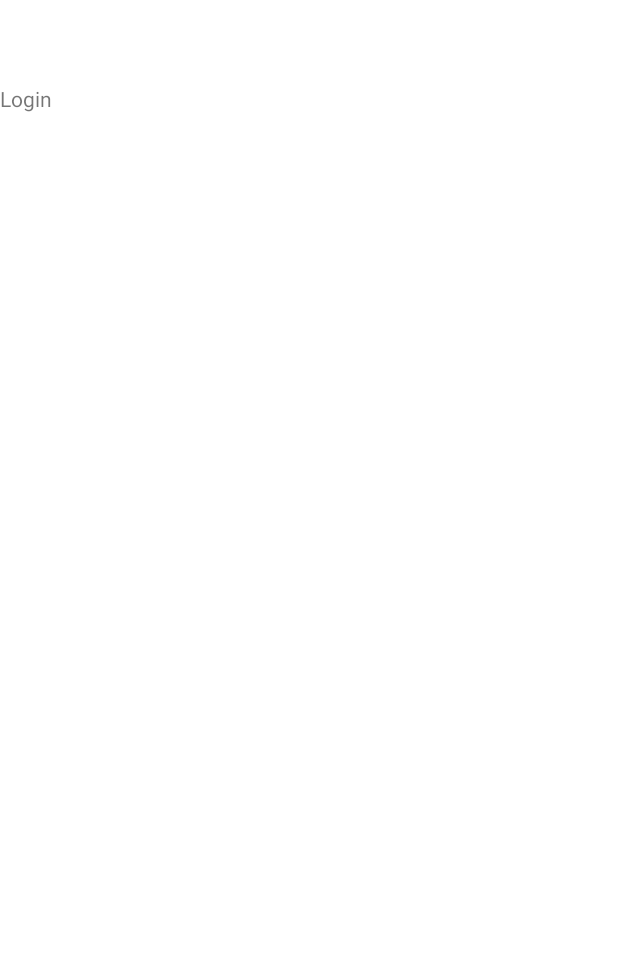
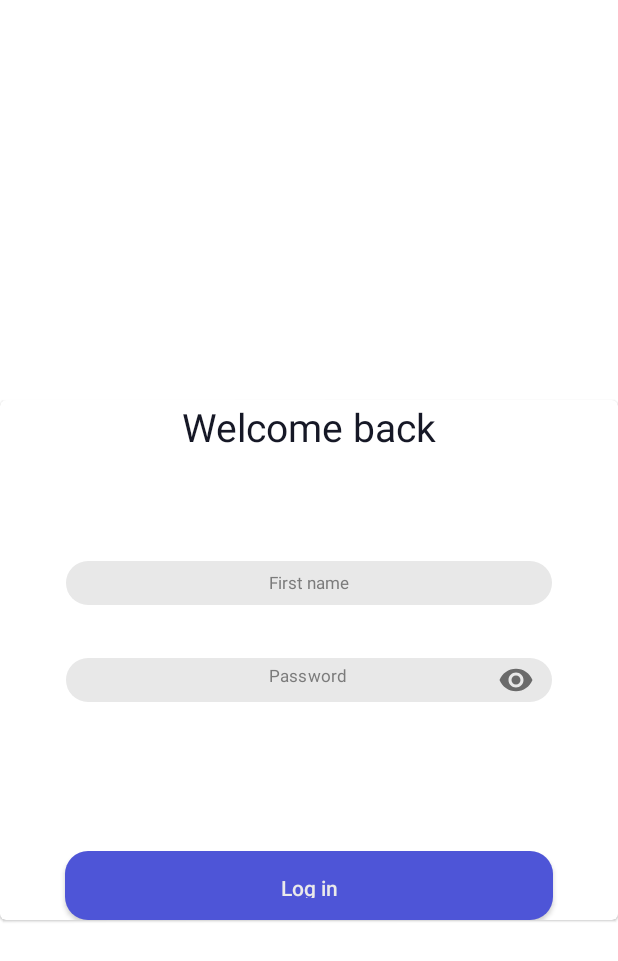
Before and after one commit to HayarovEd/ShopTest, an Android app: the LogInFragment screen opened through its navigation route, on a phone screen of 412 x 824 dp. Before the commit the part shown is almost empty. Shown: the top 961 px of the screen. Run offline under Robolectric (Android 15) with nearby library versions, the phone set to English and light mode, and no system bars; our stand-ins replace Dagger/Hilt's generated code, navigation-ui.

Commit message:
design log in fragment

```diff
--- a/domain/src/main/java/com/edurda77/domain/navigation/AppNavigation.kt
+++ b/domain/src/main/java/com/edurda77/domain/navigation/AppNavigation.kt
@@ -3,6 +3,6 @@ package com.edurda77.domain.navigation
 import androidx.navigation.NavController
 
 interface AppNavigation {
-    fun execute(action: Action)
+    fun execute(action: Action, user:String)
     val navController: NavController
 }
--- a/domain/src/main/java/com/edurda77/domain/repository/ShopRepository.kt
+++ b/domain/src/main/java/com/edurda77/domain/repository/ShopRepository.kt
@@ -5,9 +5,9 @@ import com.edurda77.domain.utils.Resource
 
 interface ShopRepository {
 
-    suspend fun getLogin(user:String, password: String): Resource<User>
+    suspend fun getLogin(user:String, password: String): Resource<String>
 
     suspend fun insertNewUser(user: User): Resource<String>
 
-    suspend fun deleteUser(user: User)
+    suspend fun deleteUser(user: String)
 }
--- a/domain/src/main/java/com/edurda77/domain/utils/Const.kt
+++ b/domain/src/main/java/com/edurda77/domain/utils/Const.kt
@@ -6,3 +6,4 @@ const val ID = "id"
 const val USER = "user"
 const val PASSWORD = "password"
 const val EMAIL = "email"
+const val USERNAME = "username"
--- a/domain/src/main/res/values/strings.xml
+++ b/domain/src/main/res/values/strings.xml
@@ -8,4 +8,7 @@
     <string name="log_in">Log in</string>
     <string name="sign_in_google">Sign in with Google</string>
     <string name="sign_in_apple">Sign in with Apple</string>
+
+    <string name="well_comeback">Welcome back</string>
+    <string name="password">Password</string>
 </resources>
--- a/login/src/main/java/com/edurda77/login/presentation/LogInViewModel.kt
+++ b/login/src/main/java/com/edurda77/login/presentation/LogInViewModel.kt
@@ -1,7 +1,35 @@
 package com.edurda77.login.presentation
 
+import androidx.lifecycle.MutableLiveData
 import androidx.lifecycle.ViewModel
+import androidx.lifecycle.viewModelScope
+import com.edurda77.domain.repository.ShopRepository
+import com.edurda77.domain.utils.Resource
+import dagger.hilt.android.lifecycle.HiltViewModel
+import javax.inject.Inject
+import kotlinx.coroutines.launch
 
-class LogInViewModel : ViewModel() {
-    // TODO: Implement the ViewModel
+@HiltViewModel
+class LogInViewModel @Inject constructor(private val repo: ShopRepository) : ViewModel() {
+    private val _state = MutableLiveData<LoginFragmentState>(LoginFragmentState.Empty)
+    val state = _state
+
+    fun logInTo(userName: String, password: String) {
+        _state.value = LoginFragmentState.Loading
+        viewModelScope.launch {
+            val result = repo.getLogin(
+                user = userName,
+                password = password
+            )
+            when (result) {
+                is Resource.Error -> {
+                    _state.value =
+                        LoginFragmentState.Error(error = result.message ?: "unknown error")
+                }
+                is Resource.Success -> {
+                    _state.value = result.data?.let { LoginFragmentState.Success(data = it, user = userName) }
+                }
+            }
+        }
+    }
 }
--- a/login/src/main/res/layout/fragment_log_in.xml
+++ b/login/src/main/res/layout/fragment_log_in.xml
@@ -1,13 +1,91 @@
 <?xml version="1.0" encoding="utf-8"?>
-<FrameLayout xmlns:android="http://schemas.android.com/apk/res/android"
+<androidx.constraintlayout.widget.ConstraintLayout xmlns:android="http://schemas.android.com/apk/res/android"
     xmlns:tools="http://schemas.android.com/tools"
     android:layout_width="match_parent"
     android:layout_height="match_parent"
+    xmlns:app="http://schemas.android.com/apk/res-auto"
     tools:context=".ui.LogInFragment">
 
-    <TextView
+    <com.google.android.material.card.MaterialCardView
         android:layout_width="match_parent"
-        android:layout_height="match_parent"
-        android:text="Login" />
+        android:layout_height="wrap_content"
+        app:layout_constraintBottom_toBottomOf="parent"
+        app:layout_constraintEnd_toEndOf="parent"
+        app:layout_constraintStart_toStartOf="parent"
+        app:layout_constraintTop_toTopOf="parent">
 
-</FrameLayout>
+        <androidx.constraintlayout.widget.ConstraintLayout
+            android:layout_width="match_parent"
+            android:layout_height="match_parent">
+
+            <androidx.appcompat.widget.AppCompatTextView
+                android:id="@+id/signInTv"
+                android:layout_width="match_parent"
+                android:layout_height="wrap_content"
+                android:gravity="center"
+                android:text="@string/well_comeback"
+                android:textColor="@color/text_dark"
+                android:textSize="26sp"
+                app:layout_constraintTop_toTopOf="parent" />
+
+            <androidx.appcompat.widget.AppCompatEditText
+                android:id="@+id/loginEv"
+                android:layout_width="match_parent"
+                android:layout_height="29dp"
+                android:layout_marginStart="44dp"
+                android:layout_marginTop="72dp"
+                android:layout_marginEnd="44dp"
+                android:background="@drawable/shape_gray"
+                android:gravity="center"
+                android:hint="@string/first_name"
+                android:textColorHint="@color/text_gray"
+                android:textSize="11sp"
+                app:layout_constraintTop_toBottomOf="@id/signInTv" />
+
+            <com.google.android.material.textfield.TextInputLayout
+                android:id="@+id/passwordIl"
+                android:layout_width="match_parent"
+                android:layout_height="29dp"
+                android:layout_marginStart="44dp"
+                android:layout_marginTop="35dp"
+                android:layout_marginEnd="44dp"
+                app:boxStrokeWidth="0dp"
+                app:boxStrokeWidthFocused="0dp"
+                app:hintAnimationEnabled="false"
+                app:hintEnabled="false"
+                app:layout_constraintTop_toBottomOf="@id/loginEv"
+                app:passwordToggleEnabled="true">
+
+                <androidx.appcompat.widget.AppCompatEditText
+                    android:id="@+id/passwordEv"
+                    android:layout_width="match_parent"
+                    android:layout_height="wrap_content"
+                    android:background="@drawable/shape_gray"
+                    android:paddingStart="50dp"
+                    android:hint="@string/password"
+                    android:paddingTop="4dp"
+                    android:textColorHint="@color/text_gray"
+                    android:textSize="11sp"
+                    android:gravity="center"
+                    android:ems="15"
+                    android:inputType="textPassword" />
+            </com.google.android.material.textfield.TextInputLayout>
+
+            <androidx.appcompat.widget.AppCompatButton
+                android:id="@+id/logInBt"
+                android:layout_width="match_parent"
+                android:layout_height="46dp"
+                android:layout_marginStart="43dp"
+                android:layout_marginTop="99dp"
+                android:layout_marginEnd="43dp"
+                android:background="@drawable/shape_blue"
+                android:text="@string/log_in"
+                android:textAllCaps="false"
+                android:textColor="@color/text_light"
+                android:textSize="14sp"
+                app:layout_constraintTop_toBottomOf="@id/passwordIl" />
+
+        </androidx.constraintlayout.widget.ConstraintLayout>
+    </com.google.android.material.card.MaterialCardView>
+
+</androidx.constraintlayout.widget.ConstraintLayout>
--- a/sigin/src/main/java/com/edurda77/sigin/presentation/SignInFragmentState.kt
+++ b/sigin/src/main/java/com/edurda77/sigin/presentation/SignInFragmentState.kt
@@ -4,5 +4,5 @@ sealed class SignInFragmentState {
     object Empty: SignInFragmentState()
     object Loading: SignInFragmentState()
     class Error(val error:String): SignInFragmentState()
-    class Success (val data:String): SignInFragmentState()
+    class Success (val data:String, val user:String): SignInFragmentState()
 }
--- a/sigin/src/main/java/com/edurda77/sigin/presentation/SignInFragmentViewModel.kt
+++ b/sigin/src/main/java/com/edurda77/sigin/presentation/SignInFragmentViewModel.kt
@@ -32,7 +32,7 @@ class SignInFragmentViewModel @Inject constructor(private val repo: ShopReposito
                             SignInFragmentState.Error(error = result.message ?: "unknown error")
                     }
                     is Resource.Success -> {
-                        _state.value = result.data?.let { SignInFragmentState.Success(data = it) }
+                        _state.value = result.data?.let { SignInFragmentState.Success(data = it, user = userName) }
                     }
                 }
             }
--- a/sigin/src/main/java/com/edurda77/sigin/ui/SignInFragment.kt
+++ b/sigin/src/main/java/com/edurda77/sigin/ui/SignInFragment.kt
@@ -42,7 +42,7 @@ class SignInFragment : Fragment() {
                 is SignInFragmentState.Success -> {
                     Toast.makeText(requireContext(), state.data, Toast.LENGTH_LONG).show()
                     coordinator.execute(
-                        Action.SignInToHome
+                        Action.SignInToHome, state.user
                     )
                 }
                 is SignInFragmentState.Error -> {
@@ -62,7 +62,8 @@ class SignInFragment : Fragment() {
         }
         binding.logInTv.setOnClickListener {
             coordinator.execute(
-                Action.SignInToLogIn
+                action = Action.SignInToLogIn,
+                user = ""
             )
         }
     }
```
Also changed, not shown: app/src/main/java/com/edurda77/shoptest/navigation/AppNavigationImpl.kt (+9 -3 lines), data/src/main/java/com/edurda77/data/local/UserDao.kt (+7 -2 lines), data/src/main/java/com/edurda77/data/repository/ShopRepositoryImpl.kt (+4 -4 lines), login/src/main/java/com/edurda77/login/presentation/LoginFragmentState.kt (added, +8 -0 lines).
